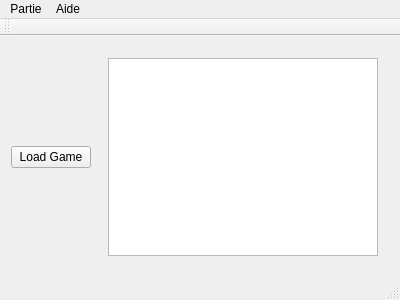
Qt form src/mainwindow.ui (matthieudelaro/GOST-Framework) before a commit.
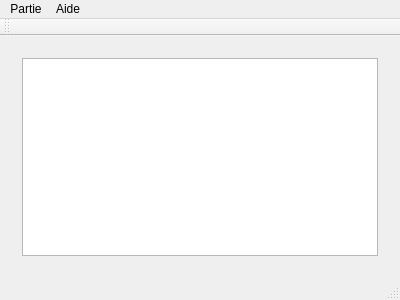
The same form after that commit.

Commit message: suppresion des boutons

What changed in the file:
```diff
--- a/src/mainwindow.ui
+++ b/src/mainwindow.ui
@@ -15,13 +15,6 @@
   </property>
   <widget class="QWidget" name="centralWidget">
    <layout class="QHBoxLayout" name="horizontalLayout">
-    <item>
-     <widget class="QPushButton" name="loadGameButton">
-      <property name="text">
-       <string>Load Game</string>
-      </property>
-     </widget>
-    </item>
     <item>
      <widget class="QWidget" name="widget" native="true">
       <property name="sizePolicy">
```
The commit also changes 4 other files.
